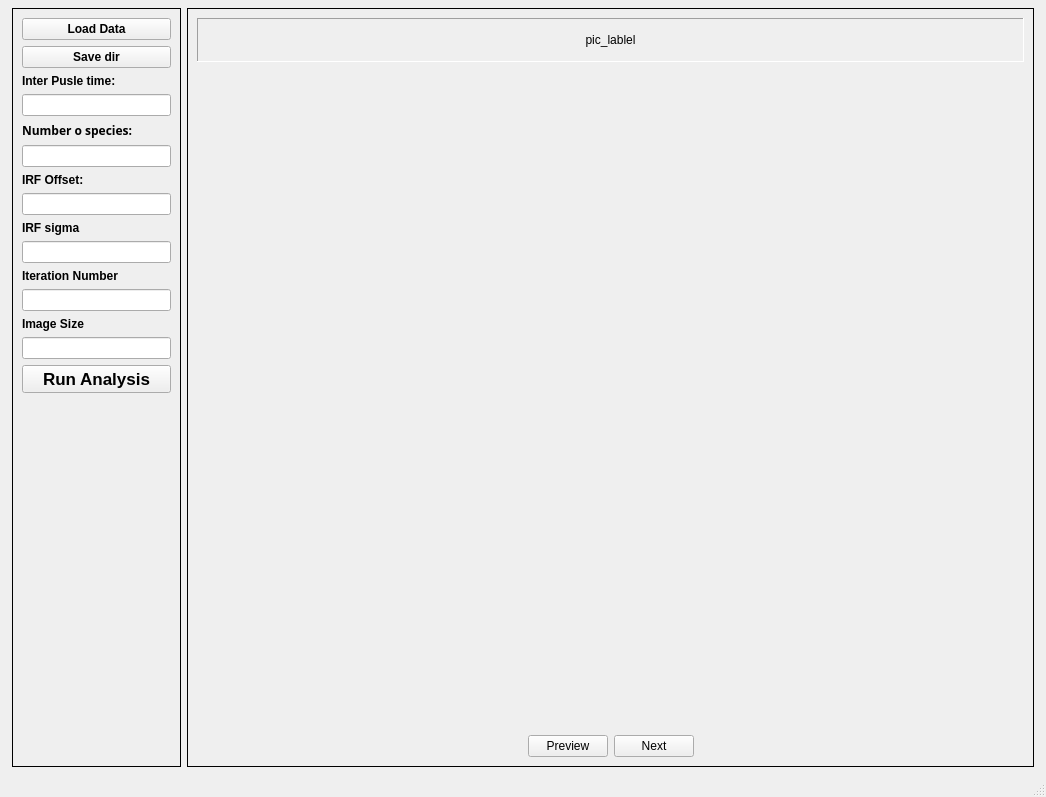
This is ui/app.ui in MohamadFazel/Bayes-S-FLIM as Qt 5 draws it before an edit. The edited form follows.
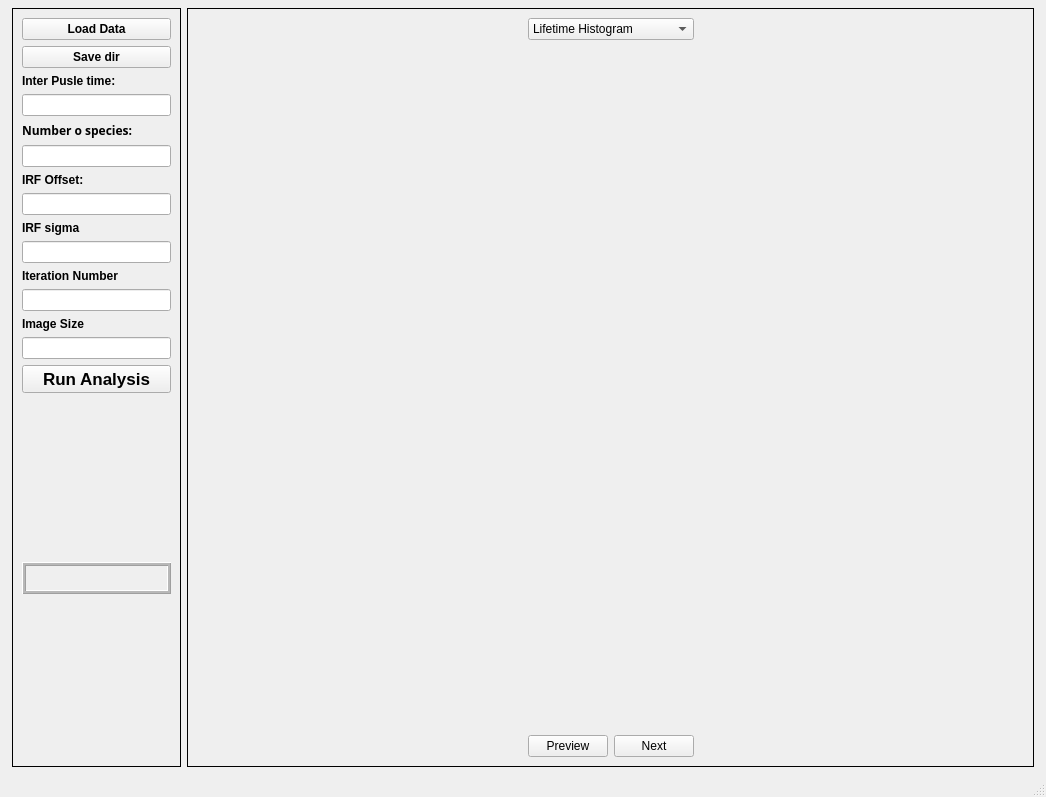
This is the edited form.

```diff
--- a/ui/app.ui
+++ b/ui/app.ui
@@ -31,7 +31,7 @@
      <number>8</number>
     </property>
     <item>
-     <widget class="QFrame" name="">
+     <widget class="QFrame" name="frame">
       <property name="frameShape">
        <enum>QFrame::Box</enum>
       </property>
@@ -193,6 +193,54 @@
          </property>
         </widget>
        </item>
+       <item>
+        <spacer name="verticalSpacer_2">
+         <property name="orientation">
+          <enum>Qt::Vertical</enum>
+         </property>
+         <property name="sizeHint" stdset="0">
+          <size>
+           <width>20</width>
+           <height>40</height>
+          </size>
+         </property>
+        </spacer>
+       </item>
+       <item>
+        <widget class="QLabel" name="messege">
+         <property name="font">
+          <font>
+           <pointsize>16</pointsize>
+           <weight>75</weight>
+           <italic>false</italic>
+           <bold>true</bold>
+           <underline>false</underline>
+           <strikeout>false</strikeout>
+          </font>
+         </property>
+         <property name="frameShape">
+          <enum>QFrame::Box</enum>
+         </property>
+         <property name="frameShadow">
+          <enum>QFrame::Raised</enum>
+         </property>
+         <property name="lineWidth">
+          <number>1</number>
+         </property>
+         <property name="midLineWidth">
+          <number>2</number>
+         </property>
+         <property name="text">
+          <string/>
+         </property>
+         <property name="textFormat">
+          <enum>Qt::AutoText</enum>
+         </property>
+         <property name="alignment">
+          <set>Qt::AlignCenter</set>
+         </property>
+        </widget>
+       </item>
        <item>
         <spacer name="verticalSpacer">
          <property name="orientation">
@@ -214,7 +262,7 @@
       <property name="frameShape">
        <enum>QFrame::Box</enum>
       </property>
-      <layout class="QGridLayout" name="gridLayout_3" rowstretch="1,15,1">
+      <layout class="QGridLayout" name="gridLayout_3" rowstretch="1,0,0">
        <item row="2" column="1">
         <widget class="QPushButton" name="pushButton">
          <property name="text">
@@ -222,6 +270,64 @@
          </property>
         </widget>
        </item>
+       <item row="0" column="3">
+        <spacer name="horizontalSpacer_4">
+         <property name="orientation">
+          <enum>Qt::Horizontal</enum>
+         </property>
+         <property name="sizeHint" stdset="0">
+          <size>
+           <width>40</width>
+           <height>20</height>
+          </size>
+         </property>
+        </spacer>
+       </item>
+       <item row="2" column="0">
+        <spacer name="horizontalSpacer">
+         <property name="orientation">
+          <enum>Qt::Horizontal</enum>
+         </property>
+         <property name="sizeHint" stdset="0">
+          <size>
+           <width>40</width>
+           <height>20</height>
+          </size>
+         </property>
+        </spacer>
+       </item>
+       <item row="0" column="1" colspan="2">
+        <widget class="QComboBox" name="comboBox">
+         <item>
+          <property name="text">
+           <string>Lifetime Histogram</string>
+          </property>
+         </item>
+         <item>
+          <property name="text">
+           <string>Images</string>
+          </property>
+         </item>
+         <item>
+          <property name="text">
+           <string>Spectrum</string>
+          </property>
+         </item>
+        </widget>
+       </item>
+       <item row="0" column="0">
+        <spacer name="horizontalSpacer_3">
+         <property name="orientation">
+          <enum>Qt::Horizontal</enum>
+         </property>
+         <property name="sizeHint" stdset="0">
+          <size>
+           <width>40</width>
+           <height>20</height>
+          </size>
+         </property>
+        </spacer>
+       </item>
        <item row="1" column="0" colspan="4">
         <widget class="QWidget" name="galleryWidget" native="true"/>
        </item>
@@ -258,22 +364,6 @@
          </property>
         </spacer>
        </item>
-       <item row="0" column="0" colspan="4">
-        <widget class="QLabel" name="label_7">
-         <property name="frameShape">
-          <enum>QFrame::Panel</enum>
-         </property>
-         <property name="frameShadow">
-          <enum>QFrame::Sunken</enum>
-         </property>
-         <property name="text">
-          <string>pic_lablel</string>
-         </property>
-         <property name="alignment">
-          <set>Qt::AlignCenter</set>
-         </property>
-        </widget>
-       </item>
       </layout>
      </widget>
     </item>
```
Left out of the diff: 13 changed lines with no effect on the pictures.
